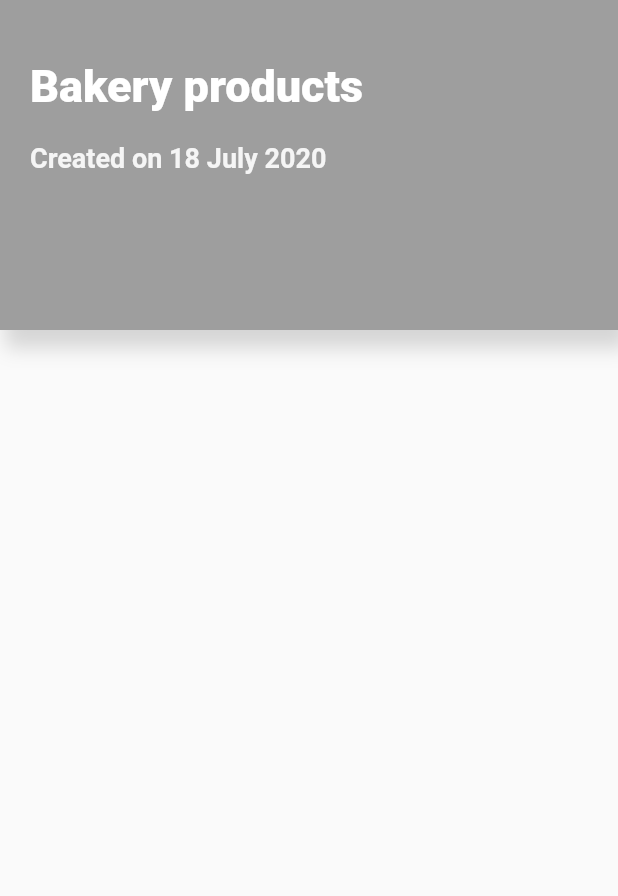
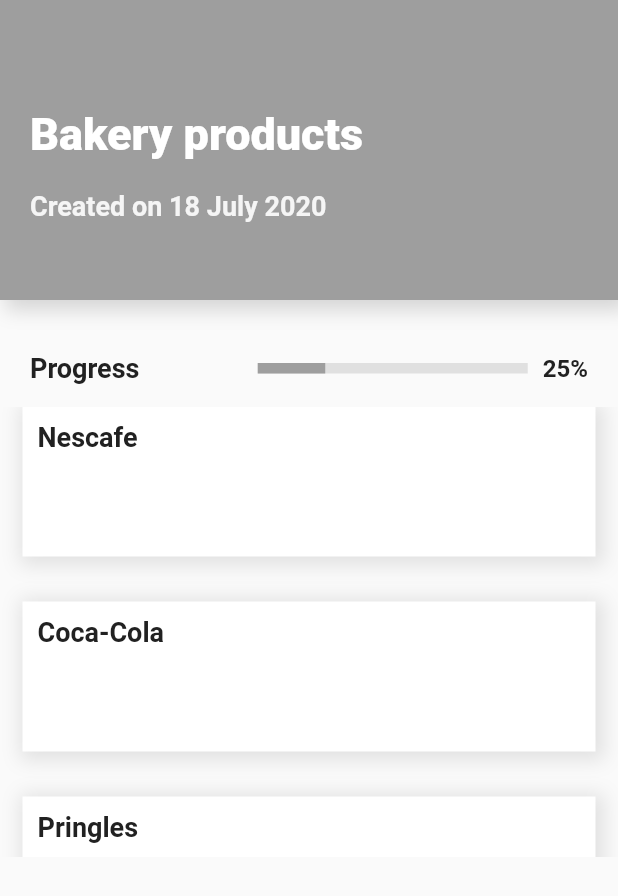
Before and after one commit to DStadnyk/flutter_poc, a Flutter app: the ShoppingListDetailsScreen screen opened directly with sample values from the repository, on a phone screen of 412 x 824 dp. Shown: the top 896 px of the screen. Run offline on Flutter 3.47's test engine with Material 2 defaults, Android fonts, the phone set to English and light mode, and no system bars; drawn by our look-alikes of percent_indicator.

Commit message:
RS-48867: Added articles to Shopping list details and ability to delete article from the list.

```diff
--- /dev/null
+++ b/lib/mock/article.dart
@@ -0,0 +1,20 @@
+class Article {
+  int id;
+  String gtin;
+  String name;
+  int quantity;
+  bool checked;
+  bool crossed;
+  String categoryName;
+
+  Article(this.id, this.gtin, this.name, this.quantity, this.checked,
+      this.crossed, this.categoryName);
+}
+
+final List<Article> articles = [
+  new Article(101, "021SAD-SD32", "Nescafe", 3, false, false, "Coffee"),
+  new Article(102, "021SAD-LG22", "Coca-Cola", 5, false, false, "Drinks"),
+  new Article(103, "213SAD-FG32", "Pringles", 10, false, false, "Snacks"),
+  new Article(104, "0FUSA2-POI2", "Dr. Pepper", 2, false, false, "Drinks"),
+  new Article(105, "3FKG45-GD32", "Corona Extra", 4, false, false, "Beer"),
+];
--- a/lib/screens/shopping_list_details.dart
+++ b/lib/screens/shopping_list_details.dart
@@ -1,7 +1,10 @@
 import 'package:flutter/cupertino.dart';
 import 'package:flutter/material.dart';
 import 'package:flutter/services.dart';
+import 'package:flutterapp/mock/article.dart';
 import 'package:flutterapp/mock/shopping_lists.dart';
+import 'package:percent_indicator/linear_percent_indicator.dart';
+import 'package:percent_indicator/percent_indicator.dart';
 
 class ShoppingListDetailsScreen extends StatefulWidget {
   final ShoppingList shoppingList;
@@ -17,6 +20,136 @@ class ShoppingListDetailsScreen extends StatefulWidget {
 }
 
 class _ShoppingListDetailsScreenState extends State<ShoppingListDetailsScreen> {
+  final _articles = articles;
+
+  Widget _buildProgressBar() {
+    return Container(
+      padding: EdgeInsets.symmetric(horizontal: 20),
+      child: Row(
+        mainAxisAlignment: MainAxisAlignment.spaceBetween,
+        crossAxisAlignment: CrossAxisAlignment.center,
+        mainAxisSize: MainAxisSize.max,
+        children: <Widget>[
+          Text(
+            "Progress",
+            style: TextStyle(
+              fontSize: 18,
+              fontWeight: FontWeight.w700,
+              color: Colors.grey.shade900,
+            ),
+          ),
+          LinearPercentIndicator(
+            width: 200,
+            lineHeight: 7.0,
+            percent:
+                widget.shoppingList.checkedAmount / widget.shoppingList.amount,
+            trailing: Text(
+              "${100 * widget.shoppingList.checkedAmount ~/ widget.shoppingList.amount}%",
+              style: TextStyle(
+                  color: Colors.grey.shade900,
+                  fontSize: 16,
+                  fontWeight: FontWeight.w600),
+            ),
+            backgroundColor: Colors.grey.shade300,
+            linearStrokeCap: LinearStrokeCap.butt,
+            progressColor: widget.backgroundColor,
+          ),
+        ],
+      ),
+    );
+  }
+
+  Widget _buildArticlesList(BuildContext context) {
+    return Container(
+      width: double.infinity,
+      height: 300,
+      child: ListView.builder(
+          physics: BouncingScrollPhysics(),
+          itemCount: _articles.length,
+          itemBuilder: (BuildContext context, int index) =>
+              _buildArticleCard(_articles[index], index, context)),
+    );
+  }
+
+  Widget _buildArticleCard(Article article, int index, BuildContext context) {
+    return Container(
+      height: 100,
+      padding: EdgeInsets.symmetric(horizontal: 15),
+      margin: EdgeInsets.only(bottom: 30),
+      child: Dismissible(
+        key: ObjectKey(article),
+        background: stackBehindDismiss(),
+        onDismissed: (direction) {
+          Article articleToDelete = _articles.elementAt(index);
+          deleteArticle(index);
+          Scaffold.of(context).showSnackBar(SnackBar(
+              content: Text("Item deleted"),
+              action: SnackBarAction(
+                  label: "UNDO",
+                  onPressed: () {
+                    //To undo deletion
+                    undoArticleDeletion(index, articleToDelete);
+                  })));
+        },
+        child: Container(
+          width: double.infinity,
+          padding: EdgeInsets.all(10),
+          decoration: BoxDecoration(
+            color: Colors.white,
+            boxShadow: [
+              BoxShadow(
+                color: Colors.black.withOpacity(0.1),
+                spreadRadius: 4,
+                blurRadius: 10,
+                offset: Offset(2, 2),
+              ),
+            ],
+          ),
+          child: Row(
+            children: <Widget>[
+              Column(
+                children: <Widget>[
+                  Text(
+                    article.name,
+                    style: TextStyle(
+                      fontSize: 18,
+                      fontWeight: FontWeight.w700,
+                      color: Colors.grey.shade900,
+                    ),
+                  )
+                ],
+              )
+            ],
+          ),
+        ),
+      ),
+    );
+  }
+
+  void deleteArticle(index) {
+    setState(() {
+      _articles.removeAt(index);
+    });
+  }
+
+  void undoArticleDeletion(index, item) {
+    setState(() {
+      _articles.insert(index, item);
+    });
+  }
+
+  Widget stackBehindDismiss() {
+    return Container(
+      alignment: Alignment.centerRight,
+      padding: EdgeInsets.only(right: 20.0),
+      color: Colors.red,
+      child: Icon(
+        Icons.delete,
+        color: Colors.white,
+      ),
+    );
+  }
+
   @override
   Widget build(BuildContext context) {
     return Scaffold(
@@ -34,7 +167,7 @@ class _ShoppingListDetailsScreenState extends State<ShoppingListDetailsScreen> {
                 tag: widget.shoppingList.id,
                 child: Material(
                   child: Container(
-                    height: 220,
+                    height: 200,
                     padding: EdgeInsets.only(top: 40, left: 20, right: 20),
                     decoration: BoxDecoration(
                       color: widget.backgroundColor,
@@ -43,17 +176,18 @@ class _ShoppingListDetailsScreenState extends State<ShoppingListDetailsScreen> {
                           color: widget.backgroundColor.withOpacity(0.4),
                           spreadRadius: 2,
                           blurRadius: 10,
-                          offset: Offset(5, 10),
+                          offset: Offset(5, 5),
                         ),
                       ],
                     ),
                     child: Row(
                       mainAxisAlignment: MainAxisAlignment.spaceBetween,
-                      crossAxisAlignment: CrossAxisAlignment.start,
+                      crossAxisAlignment: CrossAxisAlignment.center,
                       mainAxisSize: MainAxisSize.max,
                       children: <Widget>[
                         Column(
                           crossAxisAlignment: CrossAxisAlignment.start,
+                          mainAxisAlignment: MainAxisAlignment.center,
                           mainAxisSize: MainAxisSize.max,
                           children: <Widget>[
                             Text(
@@ -75,6 +209,9 @@ class _ShoppingListDetailsScreenState extends State<ShoppingListDetailsScreen> {
                                 color: Colors.grey.shade100,
                               ),
                             ),
+                            SizedBox(
+                              height: 20,
+                            ),
                           ],
                         ),
                       ],
@@ -82,6 +219,12 @@ class _ShoppingListDetailsScreenState extends State<ShoppingListDetailsScreen> {
                   ),
                 ),
               ),
+              SizedBox(height: 35),
+              _buildProgressBar(),
+              SizedBox(
+                height: 15,
+              ),
+              _buildArticlesList(context),
             ],
           ),
         ),
--- a/pubspec.yaml
+++ b/pubspec.yaml
@@ -25,7 +25,7 @@ dependencies:
     sdk: flutter
 
   cupertino_icons: ^0.1.3
-  flappy_search_bar: ^1.7.2
+  percent_indicator: ^2.1.1
 
 dev_dependencies:
   flutter_test:
```
Also changed, not shown: pubspec.lock.
